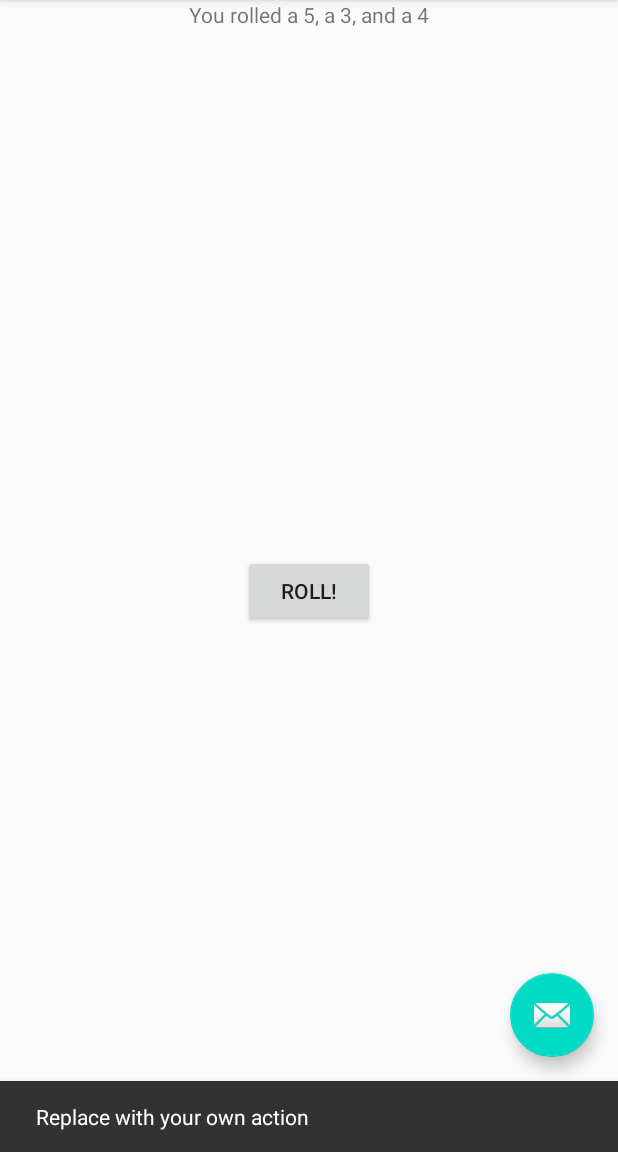
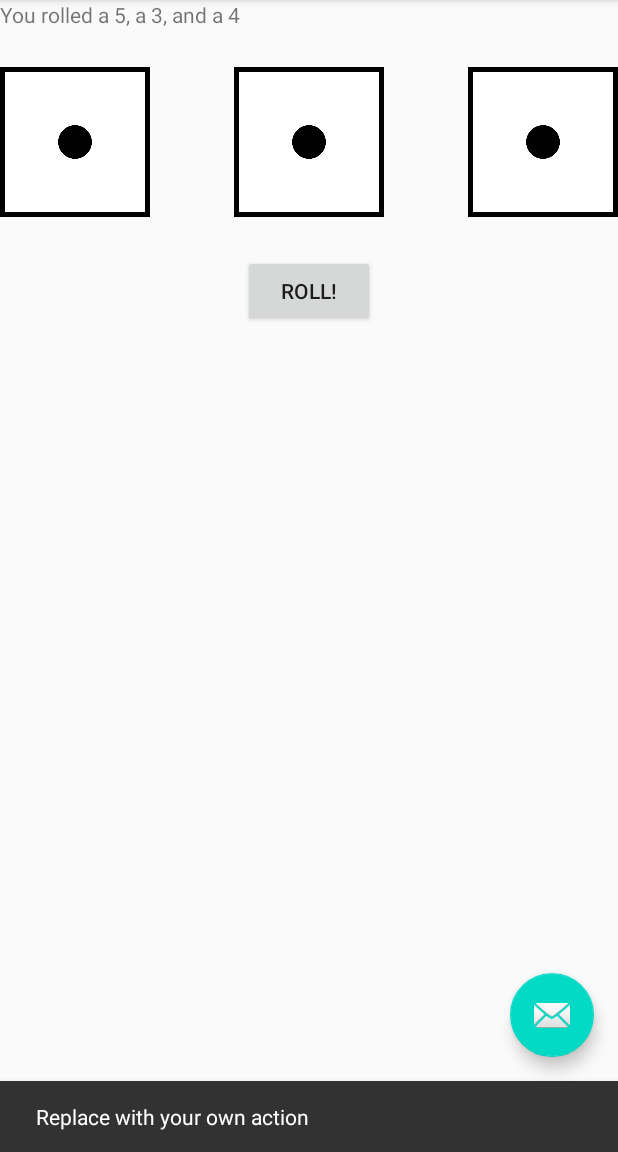
Before and after one commit to offie321/DiceOut, an Android app: the screen it shows after launch (MainActivity), after a tap on an icon or button, on a phone screen of 412 x 824 dp, the part 84-1236 px from its top. Run offline under Robolectric (Android 15) with nearby library versions, the phone set to English and light mode, and no system bars; 2 other taps on this screen came first.

Commit message:
Add dice images.
Ik heb 3 dice images toegevoegd. Ook heb ik de layout veranderd van ConstraintLayout naar RelativeLayout.

```diff
--- a/app/src/main/res/layout/content_main.xml
+++ b/app/src/main/res/layout/content_main.xml
@@ -1,5 +1,5 @@
 <?xml version="1.0" encoding="utf-8"?>
-<androidx.constraintlayout.widget.ConstraintLayout xmlns:android="http://schemas.android.com/apk/res/android"
+<RelativeLayout xmlns:android="http://schemas.android.com/apk/res/android"
     xmlns:app="http://schemas.android.com/apk/res-auto"
     android:layout_width="match_parent"
     android:layout_height="match_parent"
@@ -10,21 +10,17 @@
         android:id="@+id/rollResult"
         android:layout_width="wrap_content"
         android:layout_height="wrap_content"
-        android:text="@string/hello_first_fragment"
-        app:layout_constraintEnd_toEndOf="parent"
-        app:layout_constraintStart_toStartOf="parent"
-        app:layout_constraintTop_toTopOf="parent" />
+        android:text="@string/hello_first_fragment" />
 
     <Button
         android:id="@+id/rollButton"
         android:layout_width="wrap_content"
         android:layout_height="wrap_content"
+        android:layout_below="@+id/die2Image"
+        android:layout_centerHorizontal="true"
+        android:layout_marginTop="25dp"
         android:onClick="rollDice"
-        android:text="@string/roll"
-        app:layout_constraintBottom_toBottomOf="parent"
-        app:layout_constraintEnd_toEndOf="parent"
-        app:layout_constraintStart_toStartOf="parent"
-        app:layout_constraintTop_toBottomOf="@+id/rollResult" />
+        android:text="@string/roll" />
 
 
 
@@ -32,11 +28,37 @@
         android:id="@+id/nav_host_fragment"
         android:name="androidx.navigation.fragment.NavHostFragment"
         android:layout_width="0dp"
-        android:layout_height="0dp"
-        app:defaultNavHost="true"
-        app:layout_constraintBottom_toBottomOf="parent"
-        app:layout_constraintLeft_toLeftOf="parent"
-        app:layout_constraintRight_toRightOf="parent"
-        app:layout_constraintTop_toTopOf="parent"
-        app:navGraph="@navigation/nav_graph" />
-</androidx.constraintlayout.widget.ConstraintLayout>
+        android:layout_height="0dp" />
+
+    <ImageView
+        android:id="@+id/die1Image"
+        android:layout_width="100dp"
+        android:layout_height="100dp"
+        android:layout_below="@id/rollResult"
+        android:layout_alignParentStart="true"
+        android:layout_marginTop="25dp"
+        android:src="@drawable/die_1"
+        android:contentDescription="@string/imagedie1" />
+
+    <ImageView
+        android:id="@+id/die2Image"
+        android:layout_width="100dp"
+        android:layout_height="100dp"
+        android:layout_below="@id/rollResult"
+        android:layout_centerHorizontal="true"
+        android:layout_marginTop="25dp"
+        android:src="@drawable/die_1"
+        android:contentDescription="@string/imagedie2" />
+
+    <ImageView
+        android:id="@+id/die3Image"
+        android:layout_width="100dp"
+        android:layout_height="100dp"
+        android:layout_below="@id/rollResult"
+        android:layout_alignParentEnd="true"
+        android:layout_marginTop="25dp"
+        android:src="@drawable/die_1"
+        android:contentDescription="@string/imagedie3" />
+
+
+</RelativeLayout>
--- a/app/src/main/res/values/strings.xml
+++ b/app/src/main/res/values/strings.xml
@@ -11,4 +11,7 @@
     <string name="hello_second_fragment">Hello second fragment. Arg: %1$s</string>
     <string name="roll">Roll!</string>
     <string name="RollResult">Clicked!</string>
+    <string name="imagedie1">ImageDie1</string>
+    <string name="imagedie2">ImageDie2</string>
+    <string name="imagedie3">ImageDie3</string>
 </resources>
```
Also changed, not shown: app/src/main/res/drawable-v24/die_1.png (added), app/src/main/res/drawable-v24/die_2.png (added), app/src/main/res/drawable-v24/die_3.png (added), app/src/main/res/drawable-v24/die_4.png (added), app/src/main/res/drawable-v24/die_5.png (added), app/src/main/res/drawable-v24/die_6.png (added).
